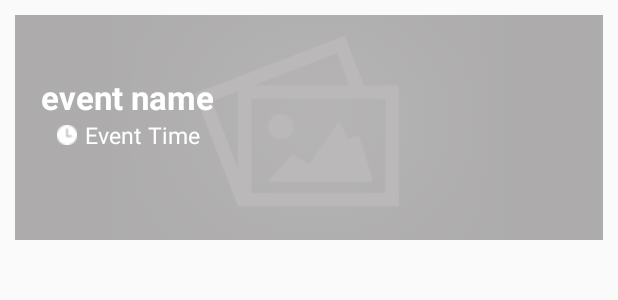
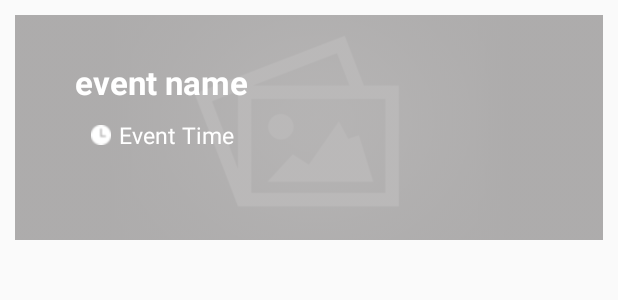
Before and after one commit to renaaaaad/Atturaif_Application, an Android app: the layout show_events_rowlayout.xml on its own in the app's theme, with its tools: preview values and no code run, on a phone screen of 412 x 824 dp. Shown: the top 300 px of the screen. Run offline under Robolectric (Android 15) with nearby library versions, the phone set to English and light mode, and no system bars.

Commit message:
eventpage

```diff
--- a/app/src/main/res/layout/show_events_rowlayout.xml
+++ b/app/src/main/res/layout/show_events_rowlayout.xml
@@ -29,7 +29,8 @@
             android:layout_height="wrap_content"
             android:orientation="vertical"
             android:layout_marginTop="30sp"
-            android:layout_marginLeft="17dp"
+            android:layout_marginLeft="40dp"
+
             >
 
             <TextView
@@ -38,6 +39,7 @@
                 android:layout_height="wrap_content"
                 android:layout_gravity="start"
                 android:layout_marginStart="10dp"
+                android:layout_margin="10dp"
                 android:text="event name"
                 android:textColor="@color/white"
                 android:layout_marginTop="20dp"
@@ -50,7 +52,8 @@
                 android:layout_width="wrap_content"
                 android:layout_height="wrap_content"
                 android:orientation="horizontal"
-                android:layout_marginLeft="15dp">
+                android:layout_marginLeft="15dp"
+                >
                 <ImageView
                     android:layout_width="match_parent"
                     android:layout_height="match_parent"
```
Also changed, not shown: app/src/main/java/project/graduation/atturaif_application/EventsPage_Activity.java (+5 -6 lines), app/src/main/res/drawable/event_decorator.xml (added, +7 -0 lines).
